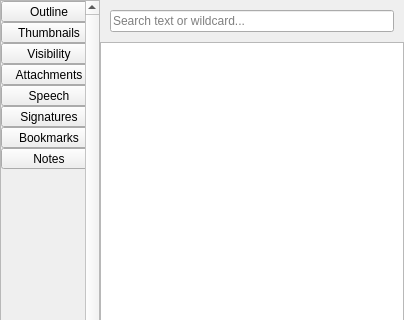
Qt form Pdf4QtLibGui/pdfsidebarwidget.ui (firehouse360/PDF-Fire) before a commit; both pictures show x 0 to 404 and y 0 to 320 of the 404 by 778 pixel window.
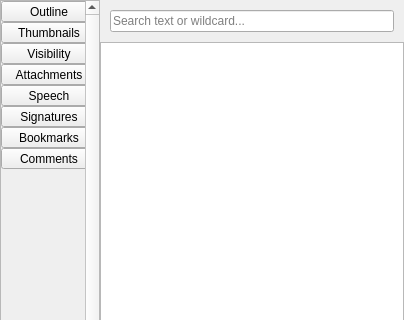
The same form after that commit. Icons and pictures are not drawn.

Commit message: Comments: threaded Comments panel replaces the flat Notes tree

```diff
--- a/Pdf4QtLibGui/pdfsidebarwidget.ui
+++ b/Pdf4QtLibGui/pdfsidebarwidget.ui
@@ -302,7 +302,7 @@
             </size>
            </property>
            <property name="text">
-            <string>Notes</string>
+            <string>Comments</string>
            </property>
            <property name="icon">
             <iconset resource="pdf4qtlibgui.qrc">
```
The commit also changes 7 other files.
